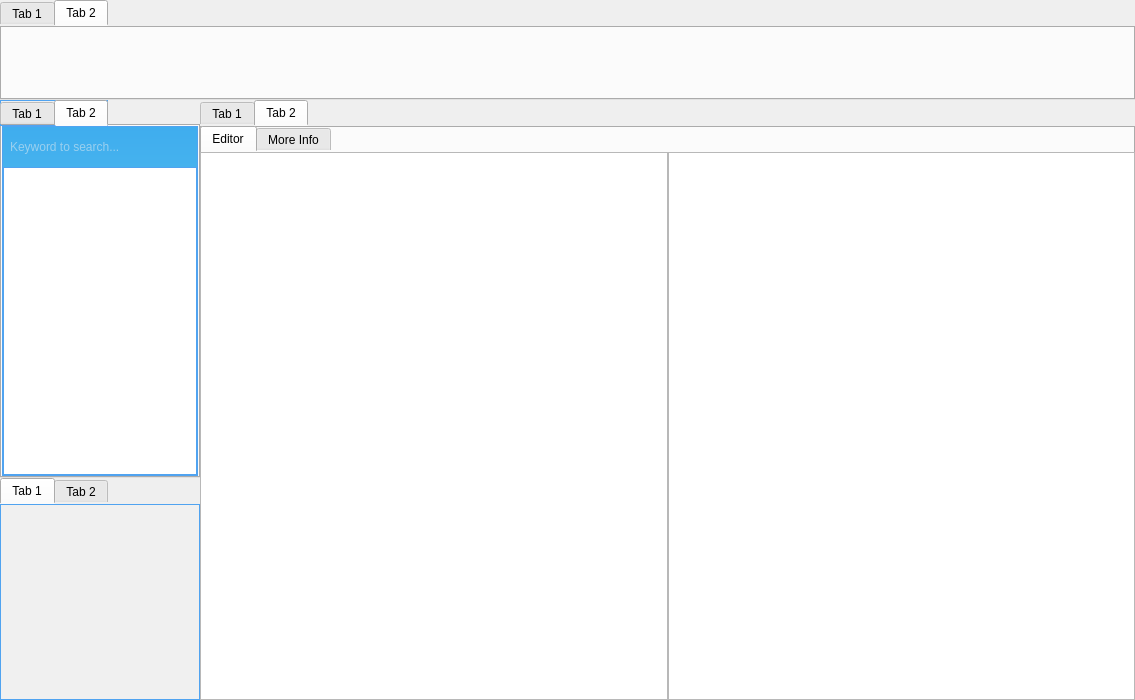
First picture: the form in MainWindow.ui, repository longteng9/WikiMate, before the edit.
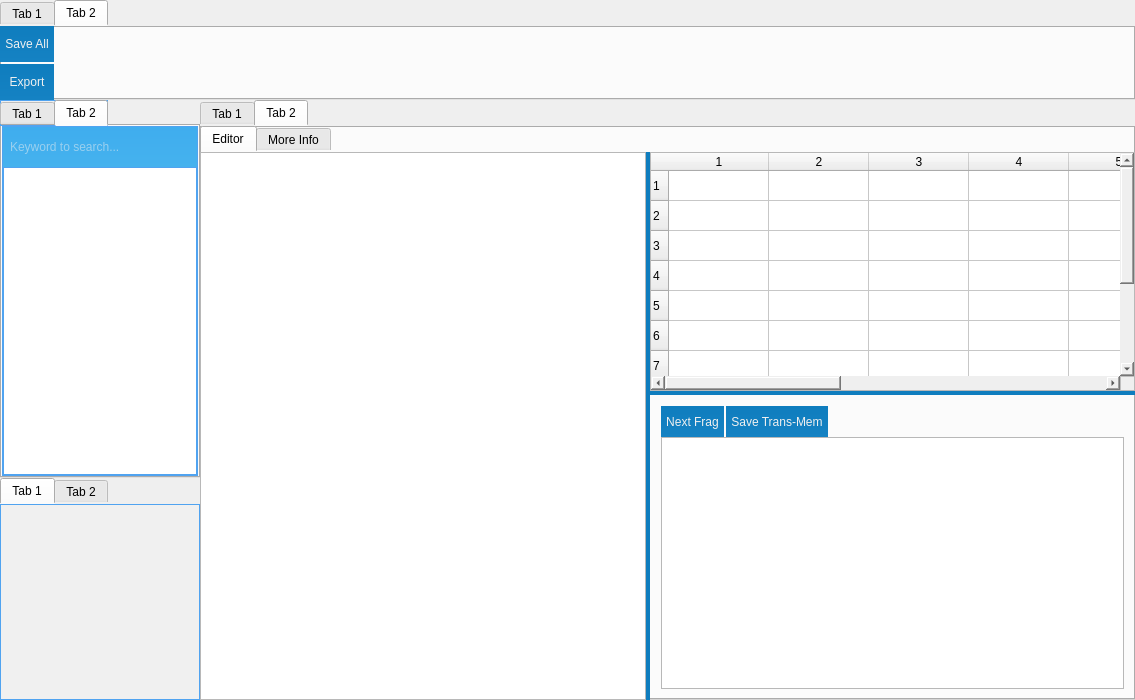
Second picture: the form after the edit. The open tabs and pages were chosen to show the change. Custom widgets are drawn as their Qt base class.

Commit message: add entries table

```diff
--- a/MainWindow.ui
+++ b/MainWindow.ui
@@ -322,6 +322,111 @@
          <attribute name="title">
           <string>Tab 2</string>
          </attribute>
+         <layout class="QHBoxLayout" name="horizontalLayout_4">
+          <property name="spacing">
+           <number>2</number>
+          </property>
+          <property name="leftMargin">
+           <number>0</number>
+          </property>
+          <property name="topMargin">
+           <number>0</number>
+          </property>
+          <property name="rightMargin">
+           <number>0</number>
+          </property>
+          <property name="bottomMargin">
+           <number>0</number>
+          </property>
+          <item>
+           <layout class="QVBoxLayout" name="verticalLayout_13">
+            <property name="spacing">
+             <number>2</number>
+            </property>
+            <item>
+             <widget class="QPushButton" name="btnSave">
+              <property name="sizePolicy">
+               <sizepolicy hsizetype="Minimum" vsizetype="Expanding">
+                <horstretch>0</horstretch>
+                <verstretch>0</verstretch>
+               </sizepolicy>
+              </property>
+              <property name="styleSheet">
+               <string notr="true">QPushButton{
+font: 10pt &quot;Verdana&quot;;
+border-style: none;
+border: 0px;
+color: #F0F0F0;
+padding: 5px;	
+min-height: 20px;
+border-radius:0px;
+background: qlineargradient(spread:pad, x1:0, y1:0, x2:0, y2:1, stop:0 #0F7DBE, stop:1 #1582C3); }
+QPushButton:hover{ 
+	background: qlineargradient(spread:pad, x1:0, y1:0, x2:0, y2:1, stop:0 #50A3F0, stop:1 #489CEA);
+}
+
+QPushButton:pressed{ 
+	background: qlineargradient(spread:pad, x1:0, y1:0, x2:0, y2:1, stop:0 #0F7DBE, stop:1 #1582C3);
+}</string>
+              </property>
+              <property name="text">
+               <string>Save All</string>
+              </property>
+              <property name="flat">
+               <bool>true</bool>
+              </property>
+             </widget>
+            </item>
+            <item>
+             <widget class="QPushButton" name="btnExport">
+              <property name="sizePolicy">
+               <sizepolicy hsizetype="Minimum" vsizetype="Expanding">
+                <horstretch>0</horstretch>
+                <verstretch>0</verstretch>
+               </sizepolicy>
+              </property>
+              <property name="styleSheet">
+               <string notr="true">QPushButton{
+font: 10pt &quot;Verdana&quot;;
+border-style: none;
+border: 0px;
+color: #F0F0F0;
+padding: 5px;	
+min-height: 20px;
+border-radius:0px;
+background: qlineargradient(spread:pad, x1:0, y1:0, x2:0, y2:1, stop:0 #0F7DBE, stop:1 #1582C3); }
+QPushButton:hover{ 
+	background: qlineargradient(spread:pad, x1:0, y1:0, x2:0, y2:1, stop:0 #50A3F0, stop:1 #489CEA);
+}
+
+QPushButton:pressed{ 
+	background: qlineargradient(spread:pad, x1:0, y1:0, x2:0, y2:1, stop:0 #0F7DBE, stop:1 #1582C3);
+}</string>
+              </property>
+              <property name="text">
+               <string>Export</string>
+              </property>
+              <property name="flat">
+               <bool>true</bool>
+              </property>
+             </widget>
+            </item>
+           </layout>
+          </item>
+          <item>
+           <spacer name="horizontalSpacer_3">
+            <property name="orientation">
+             <enum>Qt::Horizontal</enum>
+            </property>
+            <property name="sizeHint" stdset="0">
+             <size>
+              <width>40</width>
+              <height>20</height>
+             </size>
+            </property>
+           </spacer>
+          </item>
+         </layout>
         </widget>
        </widget>
       </item>
@@ -661,7 +766,7 @@
                <attribute name="title">
                 <string>Editor</string>
                </attribute>
-               <layout class="QVBoxLayout" name="verticalLayout_11">
+               <layout class="QVBoxLayout" name="verticalLayout_12">
                 <property name="spacing">
                  <number>0</number>
                 </property>
@@ -678,31 +783,204 @@
                  <number>0</number>
                 </property>
                 <item>
-                 <layout class="QHBoxLayout" name="horizontalLayout_3">
-                  <property name="spacing">
-                   <number>0</number>
+                 <widget class="QSplitter" name="splitter_horizon">
+                  <property name="styleSheet">
+                   <string notr="true">QSplitter::handle { background-color: #0F7DBE }</string>
                   </property>
-                  <item>
-                   <widget class="QTextEdit" name="txtOriginal">
+                  <property name="orientation">
+                   <enum>Qt::Horizontal</enum>
+                  </property>
+                  <widget class="QTextEdit" name="txtOriginal">
+                   <property name="styleSheet">
+                    <string notr="true">font: 10pt &quot;Microsoft YaHei&quot;;</string>
+                   </property>
+                   <property name="readOnly">
+                    <bool>true</bool>
+                   </property>
+                  </widget>
+                  <widget class="QSplitter" name="splitter_vertical">
+                   <property name="orientation">
+                    <enum>Qt::Vertical</enum>
+                   </property>
+                   <widget class="QTableWidget" name="tableWords">
                     <property name="styleSheet">
                      <string notr="true">font: 10pt &quot;Microsoft YaHei&quot;;</string>
                     </property>
-                    <property name="readOnly">
+                    <property name="editTriggers">
+                     <set>QAbstractItemView::NoEditTriggers</set>
+                    </property>
+                    <property name="showGrid">
                      <bool>true</bool>
                     </property>
-                   </widget>
-                  </item>
-                  <item>
-                   <widget class="QTextEdit" name="txtTrans">
-                    <property name="styleSheet">
-                     <string notr="true">font: 10pt &quot;Microsoft YaHei&quot;;</string>
+                    <property name="wordWrap">
+                     <bool>true</bool>
                     </property>
-                    <property name="readOnly">
-                     <bool>false</bool>
+                    <property name="rowCount">
+                     <number>10</number>
                     </property>
+                    <property name="columnCount">
+                     <number>10</number>
+                    </property>
+                    <row/>
+                    <row/>
+                    <row/>
+                    <row/>
+                    <row/>
+                    <row/>
+                    <row/>
+                    <row/>
+                    <row/>
+                    <row/>
+                    <column/>
+                    <column/>
+                    <column/>
+                    <column/>
+                    <column/>
+                    <column/>
+                    <column/>
+                    <column/>
+                    <column/>
+                    <column/>
                    </widget>
-                  </item>
-                 </layout>
+                   <widget class="QWidget" name="layoutWidget">
+                    <layout class="QVBoxLayout" name="verticalLayout_11">
+                     <property name="spacing">
+                      <number>0</number>
+                     </property>
+                     <item>
+                      <widget class="QWidget" name="widget" native="true">
+                       <property name="minimumSize">
+                        <size>
+                         <width>0</width>
+                         <height>31</height>
+                        </size>
+                       </property>
+                       <layout class="QHBoxLayout" name="horizontalLayout_3">
+                        <property name="spacing">
+                         <number>2</number>
+                        </property>
+                        <property name="leftMargin">
+                         <number>0</number>
+                        </property>
+                        <property name="topMargin">
+                         <number>0</number>
+                        </property>
+                        <property name="rightMargin">
+                         <number>0</number>
+                        </property>
+                        <property name="bottomMargin">
+                         <number>0</number>
+                        </property>
+                        <item>
+                         <widget class="QPushButton" name="btnNextFrag">
+                          <property name="sizePolicy">
+                           <sizepolicy hsizetype="Preferred" vsizetype="Preferred">
+                            <horstretch>0</horstretch>
+                            <verstretch>0</verstretch>
+                           </sizepolicy>
+                          </property>
+                          <property name="maximumSize">
+                           <size>
+                            <width>16777215</width>
+                            <height>40</height>
+                           </size>
+                          </property>
+                          <property name="styleSheet">
+                           <string notr="true">QPushButton{
+font: 10pt &quot;Verdana&quot;;
+border-style: none;
+border: 0px;
+color: #F0F0F0;
+padding: 5px;	
+min-height: 20px;
+border-radius:0px;
+background: qlineargradient(spread:pad, x1:0, y1:0, x2:0, y2:1, stop:0 #0F7DBE, stop:1 #1582C3); }
+QPushButton:hover{ 
+	background: qlineargradient(spread:pad, x1:0, y1:0, x2:0, y2:1, stop:0 #50A3F0, stop:1 #489CEA);
+}
+
+QPushButton:pressed{ 
+	background: qlineargradient(spread:pad, x1:0, y1:0, x2:0, y2:1, stop:0 #0F7DBE, stop:1 #1582C3);
+}</string>
+                          </property>
+                          <property name="text">
+                           <string>Next Frag</string>
+                          </property>
+                          <property name="flat">
+                           <bool>true</bool>
+                          </property>
+                         </widget>
+                        </item>
+                        <item>
+                         <widget class="QPushButton" name="btnSaveTransMem">
+                          <property name="sizePolicy">
+                           <sizepolicy hsizetype="Preferred" vsizetype="Preferred">
+                            <horstretch>0</horstretch>
+                            <verstretch>0</verstretch>
+                           </sizepolicy>
+                          </property>
+                          <property name="maximumSize">
+                           <size>
+                            <width>16777215</width>
+                            <height>40</height>
+                           </size>
+                          </property>
+                          <property name="styleSheet">
+                           <string notr="true">QPushButton{
+font: 10pt &quot;Verdana&quot;;
+border-style: none;
+border: 0px;
+color: #F0F0F0;
+padding: 5px;	
+min-height: 20px;
+border-radius:0px;
+background: qlineargradient(spread:pad, x1:0, y1:0, x2:0, y2:1, stop:0 #0F7DBE, stop:1 #1582C3); }
+QPushButton:hover{ 
+	background: qlineargradient(spread:pad, x1:0, y1:0, x2:0, y2:1, stop:0 #50A3F0, stop:1 #489CEA);
+}
+
+QPushButton:pressed{ 
+	background: qlineargradient(spread:pad, x1:0, y1:0, x2:0, y2:1, stop:0 #0F7DBE, stop:1 #1582C3);
+}</string>
+                          </property>
+                          <property name="text">
+                           <string>Save Trans-Mem</string>
+                          </property>
+                          <property name="flat">
+                           <bool>true</bool>
+                          </property>
+                         </widget>
+                        </item>
+                        <item>
+                         <spacer name="horizontalSpacer_2">
+                          <property name="orientation">
+                           <enum>Qt::Horizontal</enum>
+                          </property>
+                          <property name="sizeHint" stdset="0">
+                           <size>
+                            <width>40</width>
+                            <height>20</height>
+                           </size>
+                          </property>
+                         </spacer>
+                        </item>
+                       </layout>
+                      </widget>
+                     </item>
+                     <item>
+                      <widget class="QTextEdit" name="txtTrans">
+                       <property name="styleSheet">
+                        <string notr="true">font: 10pt &quot;Microsoft YaHei&quot;;</string>
+                       </property>
+                       <property name="readOnly">
+                        <bool>false</bool>
+                       </property>
+                      </widget>
+                     </item>
+                    </layout>
+                   </widget>
+                  </widget>
+                 </widget>
                 </item>
                </layout>
               </widget>
```
Left out of the diff: 2 changed lines with no effect on the pictures. The commit also changes 7 other files.
